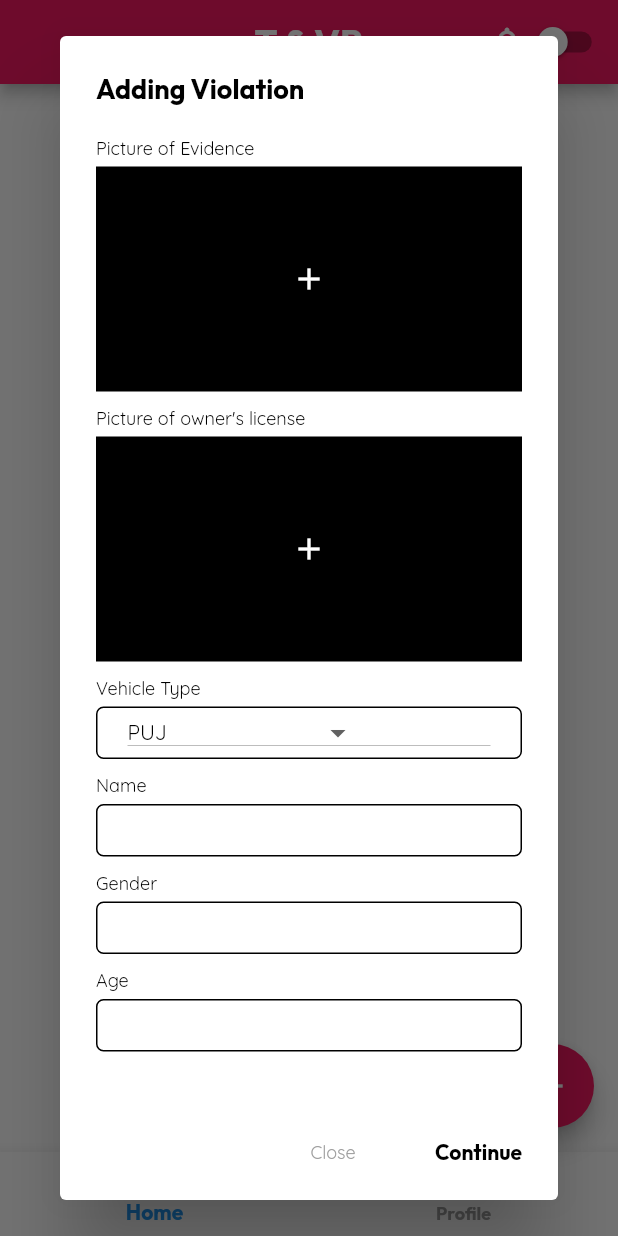
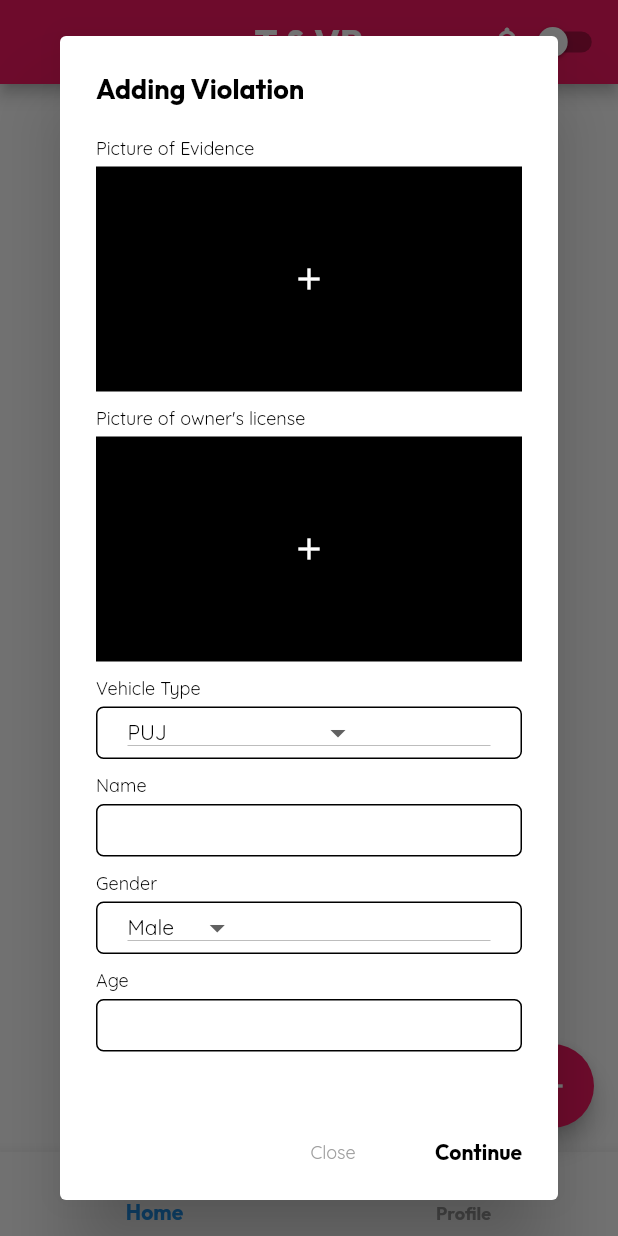
Before and after one commit to Lans12345/violation_system, a Flutter app: the OfficerHomeScreen screen opened directly, after a tap on the "add" icon, on a phone screen of 412 x 824 dp. Run offline on Flutter 3.47's test engine with Material 2 defaults, Android fonts, the phone set to English and light mode, and no system bars; our stand-ins replace cloud_firestore, firebase_auth, firebase_core, firebase_storage, flutter_spinkit, fluttertoast and 5 more; missing offline and left inert: flutter_barcode_scanner, flutter_downloader; accounts and stored records are empty.

Commit message:
changed dynamic gender field

```diff
--- a/lib/widgets/add_violation_dialog.dart
+++ b/lib/widgets/add_violation_dialog.dart
@@ -183,9 +183,9 @@ class _AddViolationDialogState extends State<AddViolationDialog> {
   final violationController = TextEditingController();
   final nameController = TextEditingController();
   final ageController = TextEditingController();
-  final genderController = TextEditingController();
 
   var _dropValue1 = 0;
+  var _dropValue3 = 0;
 
   var _dropValue2 = 0;
 
@@ -194,6 +194,10 @@ class _AddViolationDialogState extends State<AddViolationDialog> {
   List vehicles = ['PUJ', 'Motorcycle/Tricycle'];
 
   late String vehicle = 'PUJ';
+
+  List genders = ['Male', 'Female'];
+
+  late String gender = 'Male';
 
   int fee = 0;
   @override
@@ -351,7 +355,51 @@ class _AddViolationDialogState extends State<AddViolationDialog> {
               const SizedBox(
                 height: 10,
               ),
-              TextFieldWidget(label: 'Gender', controller: genderController),
+              Align(
+                alignment: Alignment.topLeft,
+                child: TextRegular(
+                    text: 'Gender', fontSize: 12, color: Colors.black),
+              ),
+              const SizedBox(
+                height: 5,
+              ),
+              Container(
+                width: 300,
+                height: 35,
+                decoration: BoxDecoration(
+                    borderRadius: BorderRadius.circular(5),
+                    color: Colors.white,
+                    border: Border.all(color: Colors.black)),
+                child: Padding(
+                  padding: const EdgeInsets.fromLTRB(20, 0, 20, 0),
+                  child: DropdownButton(
+                      dropdownColor: Colors.white,
+                      focusColor: Colors.white,
+                      value: _dropValue3,
+                      items: [
+                        for (int i = 0; i < genders.length; i++)
+                          DropdownMenuItem(
+                            onTap: (() {
+                              gender = genders[i];
+                            }),
+                            value: i,
+                            child: Row(
+                              children: [
+                                TextRegular(
+                                    text: '${genders[i]}',
+                                    fontSize: 14,
+                                    color: Colors.black),
+                              ],
+                            ),
+                          ),
+                      ],
+                      onChanged: ((value) {
+                        setState(() {
+                          _dropValue3 = int.parse(value.toString());
+                        });
+                      })),
+                ),
+              ),
               const SizedBox(
                 height: 10,
               ),
@@ -462,7 +510,7 @@ class _AddViolationDialogState extends State<AddViolationDialog> {
             addViolation(
                 vehicle,
                 nameController.text,
-                genderController.text,
+                gender,
                 ageController.text,
                 violation,
                 licenseController.text,
@@ -479,7 +527,7 @@ class _AddViolationDialogState extends State<AddViolationDialog> {
             ageController.clear();
             nameController.clear();
             violationController.clear();
-            genderController.clear();
+
             showToast('Violation Added! Waiting for confirmation');
           },
           child: TextBold(text: 'Continue', color: Colors.black, fontSize: 14),
```
